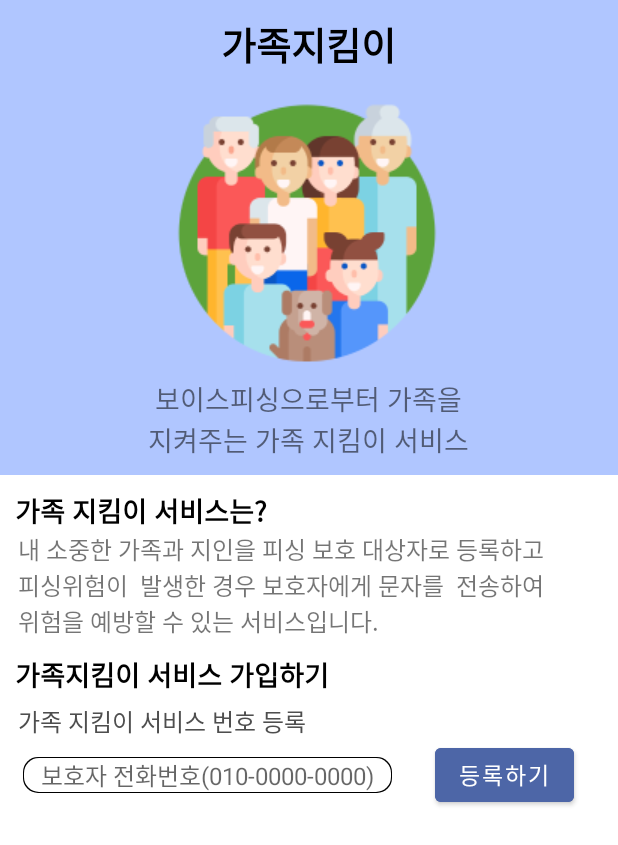
After one commit to HyundongK/AvoidVoiceService, an Android app: the layout family_fragment.xml on its own in the app's theme, with its tools: preview values and no code run, on a phone screen of 412 x 824 dp. The commit adds this screen. Shown: the top 845 px of the screen. Run offline under Robolectric (Android 15) with nearby library versions, the phone set to English and light mode, and no system bars.

Commit message:
[VIEW-002] 전체적 UI 구현
- 하단 네비게이션
- main fragment, family fragment, set fragment 구현

```diff
--- a/app/src/main/java/com/example/avoidvoice/chatapi/APIHandler.java
+++ b/app/src/main/java/com/example/avoidvoice/chatapi/APIHandler.java
@@ -66,6 +66,7 @@ public class APIHandler {
     private class FinalAPICallback implements APICallback {
         @Override
         public void onSuccess(String resultText) {
+
             targetActivity.runOnUiThread(new Runnable() {
                 @Override
                 public void run() {
--- /dev/null
+++ b/app/src/main/res/layout/family_fragment.xml
@@ -0,0 +1,150 @@
+<?xml version="1.0" encoding="utf-8"?>
+<FrameLayout xmlns:android="http://schemas.android.com/apk/res/android"
+    xmlns:app="http://schemas.android.com/apk/res-auto"
+    xmlns:tools="http://schemas.android.com/tools"
+    android:layout_width="match_parent"
+    android:layout_height="match_parent"
+    android:orientation="vertical"
+    tools:context=".family.FamilyFragment"
+    android:background="@color/white">
+
+    <LinearLayout
+        android:layout_width="match_parent"
+        android:layout_height="match_parent"
+        android:orientation="vertical">
+        <LinearLayout
+            android:layout_width="match_parent"
+            android:layout_height="wrap_content"
+            android:orientation="vertical"
+            android:background="#B0C6FF">
+
+            <TextView
+                android:id="@+id/F_title"
+                android:layout_width="wrap_content"
+                android:layout_height="wrap_content"
+                android:layout_marginTop="10dp"
+                android:layout_marginBottom="10dp"
+                android:text="가족지킴이"
+                android:layout_gravity="center"
+                android:textColor="#000000"
+                android:textSize="25sp"
+                android:textStyle="bold" />
+
+            <ImageView
+                android:layout_width="wrap_content"
+                android:layout_height="wrap_content"
+                android:src="@drawable/family"
+                android:layout_gravity="center"/>
+
+            <TextView
+                android:layout_width="wrap_content"
+                android:layout_height="wrap_content"
+                android:text="보이스피싱으로부터 가족을"
+                android:layout_gravity="center"
+                android:textSize="18sp"/>
+
+            <TextView
+                android:layout_width="wrap_content"
+                android:layout_height="wrap_content"
+                android:text="지켜주는 가족 지킴이 서비스"
+                android:layout_gravity="center"
+                android:layout_marginBottom="10dp"
+                android:textSize="18sp"/>
+        </LinearLayout>
+
+        <LinearLayout
+            android:layout_width="match_parent"
+            android:layout_height="wrap_content"
+            android:orientation="vertical">
+
+            <TextView
+                android:id="@+id/whatis"
+                android:layout_width="wrap_content"
+                android:layout_height="wrap_content"
+                android:text="가족 지킴이 서비스는?"
+                android:textColor="#000000"
+                android:textSize="18sp"
+                android:textStyle="bold"
+                android:layout_marginTop="10dp"
+                android:layout_marginStart="10dp" />
+
+            <TextView
+                android:id="@+id/explain1"
+                android:layout_width="wrap_content"
+                android:layout_height="wrap_content"
+                android:text="내 소중한 가족과 지인을 피싱 보호 대상자로 등록하고"
+                android:textSize="16sp"
+                android:layout_marginStart="12dp" />
+
+            <TextView
+                android:id="@+id/explain2"
+                android:layout_width="wrap_content"
+                android:layout_height="wrap_content"
+                android:text="피싱위험이  발생한 경우 보호자에게 문자를  전송하여"
+                android:textSize="16sp"
+                android:layout_marginStart="12dp" />
+
+            <TextView
+                android:id="@+id/explain3"
+                android:layout_width="wrap_content"
+                android:layout_height="wrap_content"
+                android:text="위험을 예방할 수 있는 서비스입니다."
+                android:textSize="16sp"
+                android:layout_marginStart="12dp" />
+
+            <TextView
+                android:layout_width="wrap_content"
+                android:layout_height="wrap_content"
+                android:text="가족지킴이 서비스 가입하기"
+                android:textColor="#000000"
+                android:textSize="18sp"
+                android:textStyle="bold"
+                android:layout_marginTop="10dp"
+                android:layout_marginBottom="5dp"
+                android:layout_marginStart="10dp" />
+
+            <TextView
+                android:layout_width="wrap_content"
+                android:layout_height="wrap_content"
+                android:text="가족 지킴이 서비스 번호 등록"
+                android:textSize="16sp"
+                android:textColor="#4E4E4E"
+                android:layout_marginStart="12dp" />
+
+            <LinearLayout
+                android:layout_width="match_parent"
+                android:layout_height="wrap_content"
+                android:orientation="horizontal">
+
+                <EditText
+                    android:layout_width="wrap_content"
+                    android:layout_height="wrap_content"
+                    android:hint="   보호자 전화번호(010-0000-0000)   "
+                    android:textSize="16sp"
+                    android:layout_gravity="center"
+                    android:layout_marginStart="15dp"
+                    android:inputType="phone"
+                    android:textColor="#000000"
+                    android:background="@drawable/phone_number"/>
+
+                <LinearLayout
+                    android:layout_width="match_parent"
+                    android:layout_height="wrap_content"
+                    android:orientation="vertical">
+                    <Button
+                        android:layout_width="wrap_content"
+                        android:layout_height="wrap_content"
+                        android:layout_gravity="center"
+                        android:text="등록하기"
+                        android:textSize="15sp"
+                        android:backgroundTint="#4D66A7"/>
+                </LinearLayout>
+
+            </LinearLayout>
+
+
+        </LinearLayout>
+
+    </LinearLayout>
+
+</FrameLayout>
```
Also changed, not shown: app/src/main/java/com/example/avoidvoice/MainActivity.java (+35 -0 lines), app/src/main/java/com/example/avoidvoice/TestActivity.java (+32 -1 lines), app/src/main/java/com/example/avoidvoice/family/FamilyFragment.java (added, +20 -0 lines), app/src/main/java/com/example/avoidvoice/main/MainAdapter.java (added, +51 -0 lines), app/src/main/java/com/example/avoidvoice/main/MainFragment.java (added, +38 -0 lines), app/src/main/java/com/example/avoidvoice/setting/SetFragment.java (added, +21 -0 lines), app/src/main/res/layout/activity_main.xml (+18 -15 lines), app/src/main/res/layout/activity_test.xml (+12 -12 lines), app/src/main/res/layout/main_fragment.xml (added, +101 -0 lines), app/src/main/res/layout/main_item_file.xml (added, +25 -0 lines), app/src/main/res/layout/set_fragment.xml (added, +82 -0 lines), app/src/main/res/menu/bottom_nav.xml (added, +28 -0 lines).
